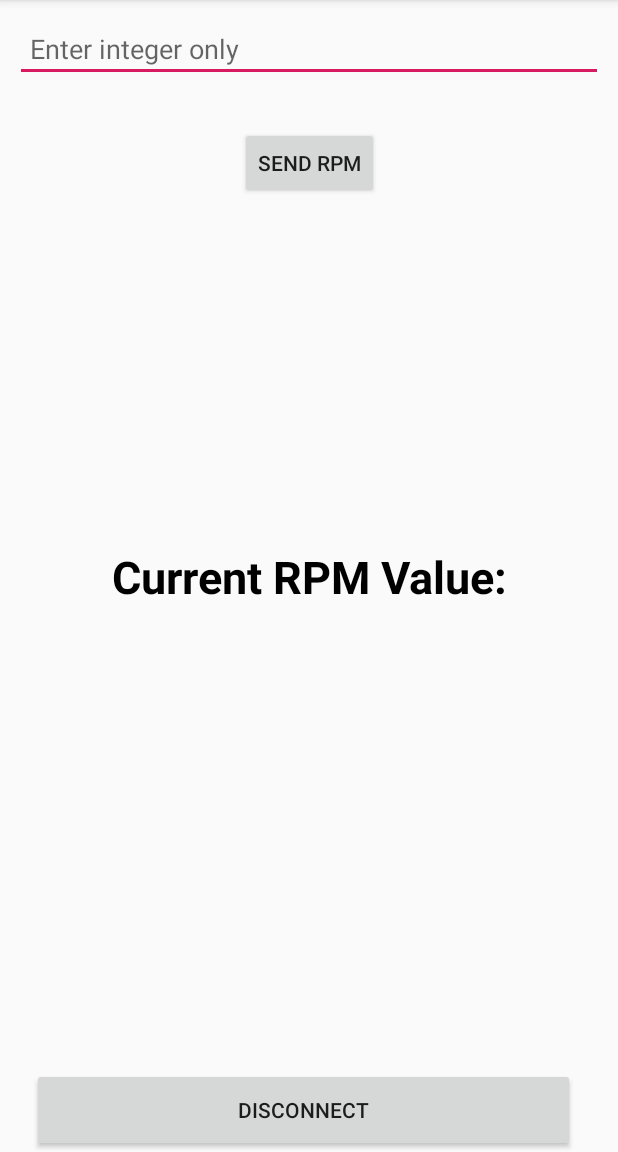
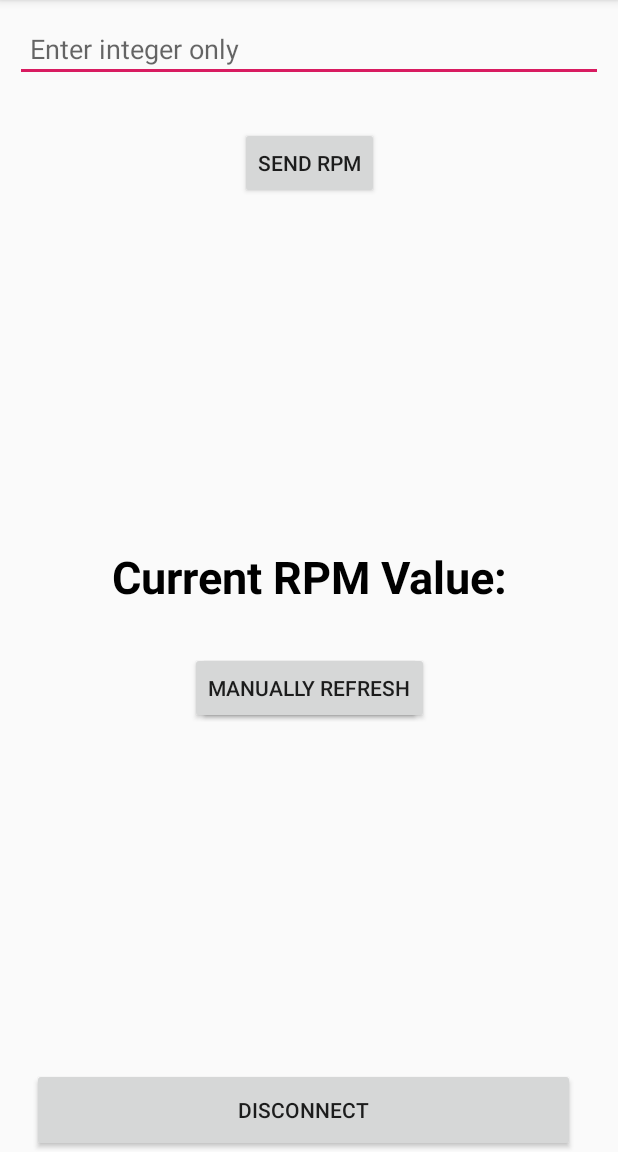
Before and after one commit to XiChen918/FishingApp, an Android app: the ControlActivity screen opened directly, with no data from a screen before it, on a phone screen of 412 x 824 dp, the part 84-1236 px from its top. Run offline under Robolectric (Android 15) with nearby library versions, the phone set to English and light mode, and no system bars; 6 statements that could not run were skipped.

Commit message:
Test for manually refresh to get RPM value from microcontroller

```diff
--- a/app/src/main/res/layout-v26/control_layout.xml
+++ b/app/src/main/res/layout-v26/control_layout.xml
@@ -63,4 +63,34 @@
             app:layout_constraintTop_toTopOf="parent"
     />
 
+    <Button
+            android:id="@+id/btnStop"
+            android:layout_width="wrap_content"
+            android:layout_height="48dp"
+            android:text="@string/stop"
+            app:layout_constraintStart_toStartOf="parent"
+            app:layout_constraintEnd_toEndOf="parent"
+            android:layout_marginTop="30dp"
+            app:layout_constraintTop_toBottomOf="@+id/textView"
+            android:layout_marginBottom="18dp"
+            app:layout_constraintBottom_toTopOf="@+id/control_disconnect"
+            app:layout_constraintVertical_bias="0.0">
+
+    </Button>
+
+    <Button
+            android:id="@+id/btnRefresh"
+            android:layout_width="wrap_content"
+            android:layout_height="48dp"
+            android:text="@string/RPMrefresh"
+            app:layout_constraintStart_toStartOf="parent"
+            app:layout_constraintEnd_toEndOf="parent"
+            android:layout_marginTop="30dp"
+            app:layout_constraintTop_toBottomOf="@+id/textView"
+            android:layout_marginBottom="18dp"
+            app:layout_constraintBottom_toTopOf="@+id/control_disconnect"
+            app:layout_constraintVertical_bias="0.0"
+    >
+
+    </Button>
 </android.support.constraint.ConstraintLayout>
--- a/app/src/main/res/values/strings.xml
+++ b/app/src/main/res/values/strings.xml
@@ -21,4 +21,6 @@
     <string name="hint_enter_something">Enter integer only</string>
 
     <string name="currentRPMValue">Current RPM Value: </string>
+    <string name="stop">Stop Retraction</string>
+    <string name="RPMrefresh">Manually Refresh</string>
 </resources>
```
Also changed, not shown: app/src/main/java/com/example/fishingapp/ControlActivity.kt (+33 -11 lines).
